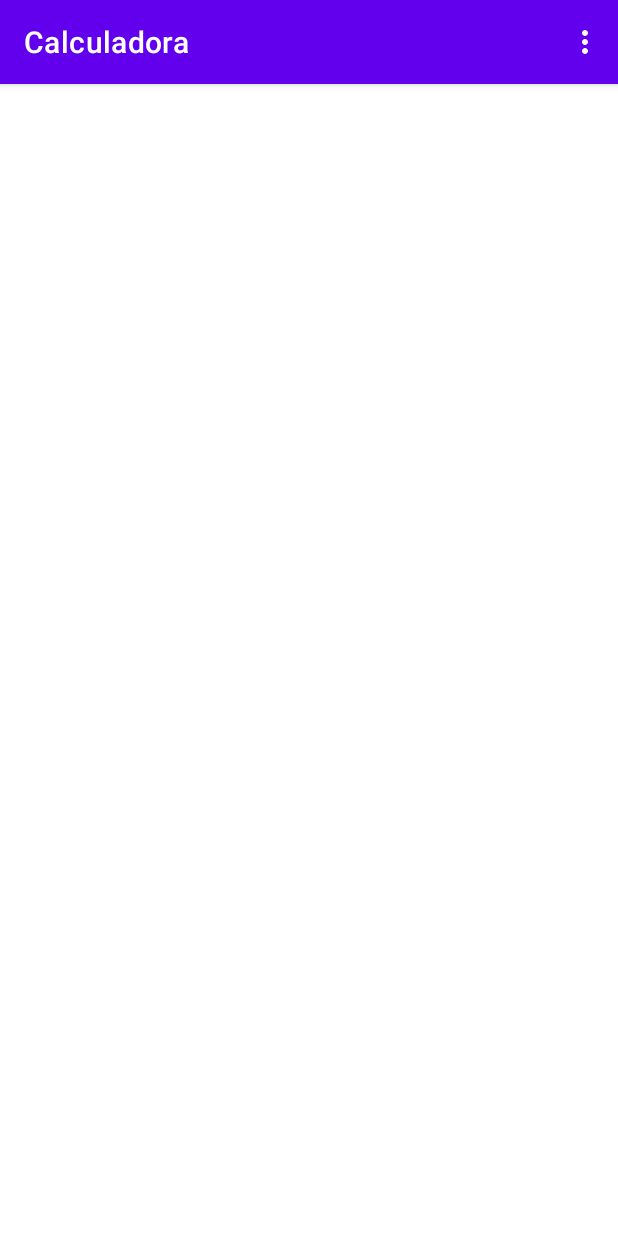
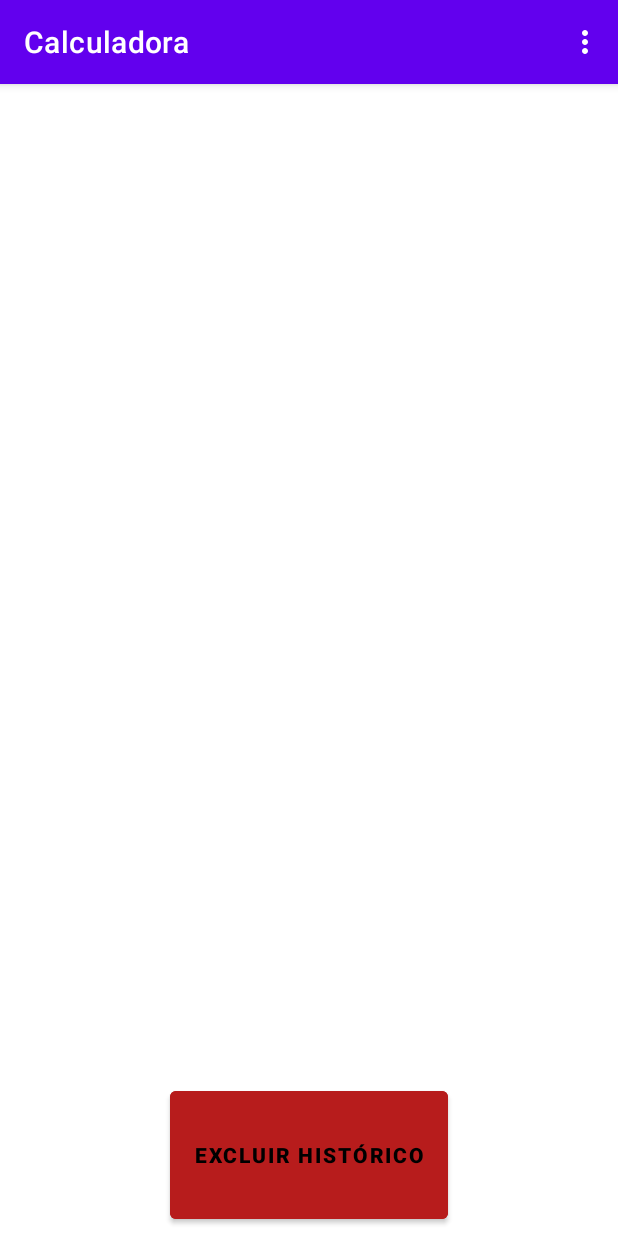
Before and after one commit to florencioMath/University-ADS-Calculadora2, an Android app: the screen it shows after launch (MainActivity), in the options menu, after a tap on "Histórico", on a phone screen of 412 x 824 dp. Run offline under Robolectric (Android 15) with nearby library versions, the phone set to English and light mode, and no system bars.

Commit message:
feat: Implementação de um Botão para excluir o histórico.

```diff
--- a/app/src/main/java/br/com/mfds/calculadora_ads/calculadora/MainFragment.java
+++ b/app/src/main/java/br/com/mfds/calculadora_ads/calculadora/MainFragment.java
@@ -7,6 +7,7 @@ import androidx.fragment.app.Fragment;
 import android.view.LayoutInflater;
 import android.view.View;
 import android.view.ViewGroup;
+import android.widget.Button;
 import android.widget.EditText;
 import android.widget.TextView;
 import android.widget.Toast;
@@ -21,6 +22,7 @@ public class MainFragment extends Fragment {
     private EditText etOperation;
     private StringBuilder operation = new StringBuilder();
     private DatabaseHelper dbHelper;
+
 
     public MainFragment() {
         // Required empty public constructor
--- a/app/src/main/java/br/com/mfds/calculadora_ads/database/DatabaseHelper.java
+++ b/app/src/main/java/br/com/mfds/calculadora_ads/database/DatabaseHelper.java
@@ -12,7 +12,7 @@ import br.com.mfds.calculadora_ads.R;
 
 public class DatabaseHelper  extends SQLiteOpenHelper {
     private static final String DATABASE_NAME = "calculadora";
-    private static final int VERSAO_BANCO = 2;
+    private static final int VERSAO_BANCO = 1;
     private static final String TABLE_NAME = "calculadora";
 
     private static final String CREATE_TABLE = "CREATE TABLE " +TABLE_NAME+ "(_id INTEGER PRIMARY KEY AUTOINCREMENT, " + //
@@ -52,6 +52,11 @@ public class DatabaseHelper  extends SQLiteOpenHelper {
         SimpleCursorAdapter simpleCursorAdapter = new SimpleCursorAdapter(context, R.layout.item_historico, data, columns, to, 0);
         lv.setAdapter(simpleCursorAdapter);
         db.close();
+    }
 
+    public void delete() {
+        SQLiteDatabase db = this.getReadableDatabase();
+        db.delete(TABLE_NAME, null, null);
+        db.close();
     }
 }
--- a/app/src/main/res/layout/historico_fragment_main.xml
+++ b/app/src/main/res/layout/historico_fragment_main.xml
@@ -1,14 +1,38 @@
 <?xml version="1.0" encoding="utf-8"?>
-<FrameLayout xmlns:android="http://schemas.android.com/apk/res/android"
+<LinearLayout xmlns:android="http://schemas.android.com/apk/res/android"
     xmlns:tools="http://schemas.android.com/tools"
     android:layout_width="match_parent"
     android:layout_height="match_parent"
     android:background="@color/white"
+    android:orientation="vertical"
     tools:context=".historico.MainFragment">
 
-    <ListView
-        android:id="@+id/list_view_history"
+    <LinearLayout
         android:layout_width="match_parent"
-        android:layout_height="match_parent"/>
+        android:layout_height="660dp">
 
-</FrameLayout>
+        <ListView
+            android:id="@+id/list_view_history"
+            android:layout_width="match_parent"
+            android:layout_height="match_parent" />
+
+    </LinearLayout>
+
+    <LinearLayout
+        android:layout_width="match_parent"
+        android:layout_height="match_parent"
+        android:padding="5dp"
+        android:orientation="vertical">
+
+        <Button
+            android:id="@+id/Button_excluir_historico"
+            android:layout_width="wrap_content"
+            android:layout_height="match_parent"
+            android:layout_gravity="center"
+            android:textStyle="bold"
+            android:textColor="@color/black"
+            android:backgroundTint="#B71C1C"
+            android:text="Excluir Histórico" />
+    </LinearLayout>
+
+</LinearLayout>
```
Also changed, not shown: app/src/main/java/br/com/mfds/calculadora_ads/historico/MainFragment.java (+31 -1 lines).
